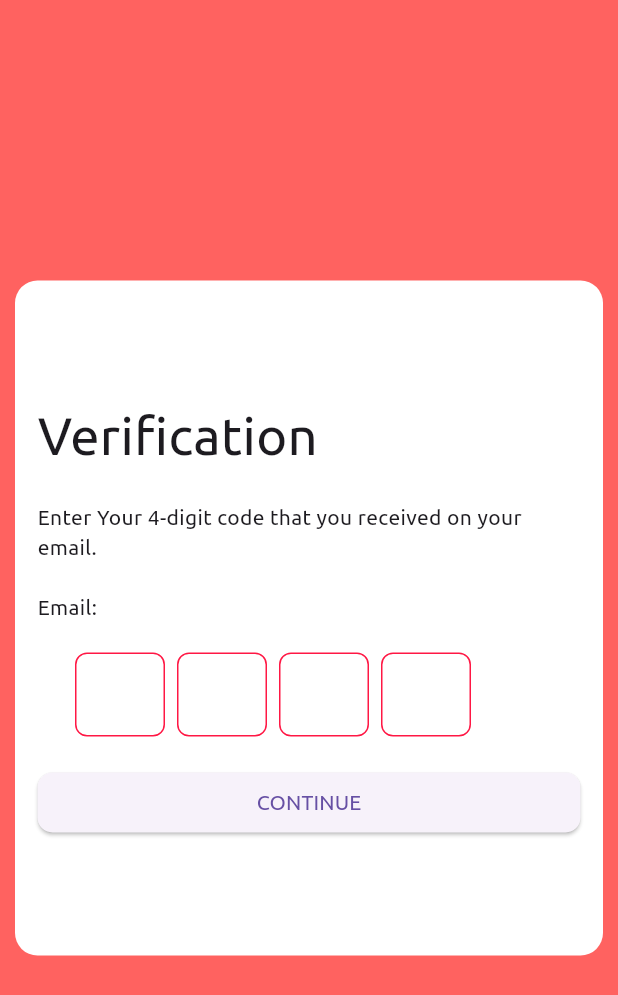
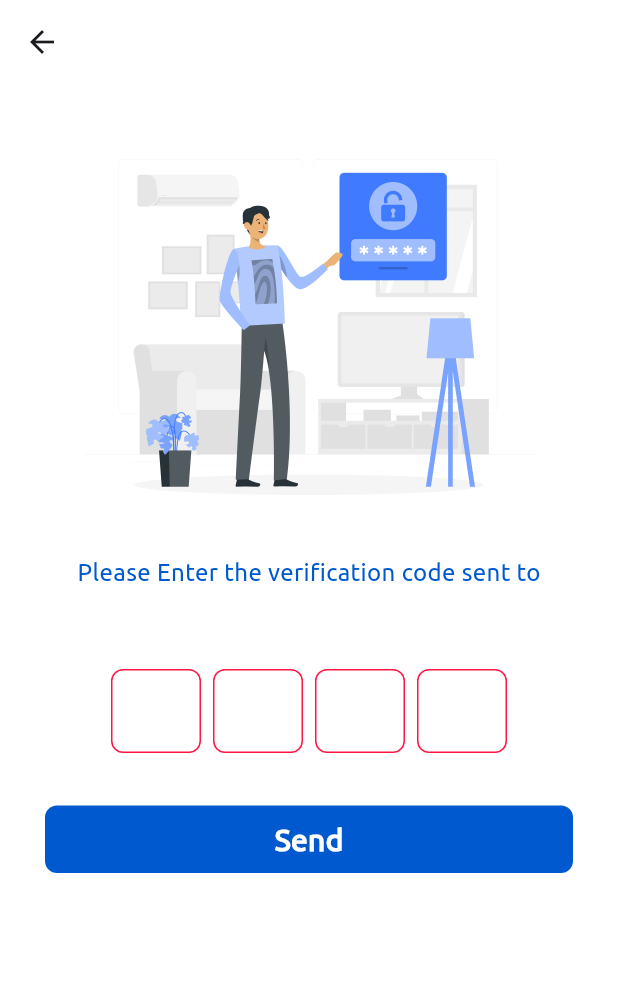
Before and after one commit to rajdalal1109/Final_Project, a Flutter app: the VerifyMail screen opened directly with empty values, on a phone screen of 412 x 824 dp. Shown: the top 995 px of the screen. Run offline on Flutter 3.47's test engine with Material 3 defaults, Android fonts, the phone set to English and light mode, and no system bars; drawn by our look-alikes of pinput; our stand-ins replace dotted_line, image_picker, lottie, shared_preferences; accounts and stored records are empty; network calls fail.

Commit message:
update verify mail page

```diff
--- a/lib/Auth/verify_mail.dart
+++ b/lib/Auth/verify_mail.dart
@@ -6,6 +6,7 @@ import 'package:http/http.dart' as http;
 import 'package:pinput/pinput.dart';
 import 'package:BusBuddy/UI/bottombar.dart';
 import 'package:BusBuddy/registration.dart';
+import 'package:BusBuddy/utils/appcolor.dart';
 
 class VerifyMail extends StatefulWidget {
   final String email;
@@ -88,97 +89,58 @@ class _VerifyOtpState extends State<VerifyMail> {
 
     print(widget.email);
     return Scaffold(
-      backgroundColor: const Color.fromRGBO(255, 98, 96, 1),
-      //background: rgba(255, 98, 96, 1);
-      body: Center(
+      appBar: AppBar(
+        backgroundColor: Colors.white,
+        surfaceTintColor: Colors.white,
+      ),
+      backgroundColor: Colors.white,
+      body:
+      SingleChildScrollView(
         child: Padding(
-          padding: const EdgeInsets.all(10.0),
-          child: SingleChildScrollView(
-            child: Container(
-              height: 450,
-              decoration: BoxDecoration(
-                color: Colors.white,
-                borderRadius: BorderRadius.circular(15),
-              ),
-              child: Padding(
-                padding: const EdgeInsets.only(left: 15, right: 15),
+          padding: const EdgeInsets.only(top: 50,left: 15, right: 15),
           child: Column(
-                  mainAxisAlignment: MainAxisAlignment.center,
-                  crossAxisAlignment: CrossAxisAlignment.start,
             children: [
-                    const Text(
-                      "Verification",
-                      style: TextStyle(fontSize: 35),
-                    ),
-                    const SizedBox(height: 20),
-                    const Text(
-                        "Enter Your 4-digit code that you received on your email."),
-                    //const Text("OTP will expire soon",style: TextStyle(color: Colors.redAccent),),
-                    const SizedBox(height: 20),
-                    Text("Email: ${widget.email}"),
-                    const SizedBox(height: 20),
-                    // TextField(
-                    //   controller: _otp,
-                    //   maxLength: 4,
-                    //   keyboardType: TextInputType.number,
-                    //   decoration: InputDecoration(
-                    //       hintText: "Enter Your OTP Here",
-                    //       border: OutlineInputBorder(
-                    //         borderRadius: BorderRadius.circular(10),
-                    //       )),
-                    // ),
-                    Padding(
-                      padding: EdgeInsets.only(left: 25),
-                      child: Pinput(
+              Image.asset("assets/images/auth/forgot.png",height: 224,width: 300,),
+              const SizedBox(height: 40),
+              Text("Please Enter the verification code sent to",style: TextStyle(fontSize: 16,fontWeight: FontWeight.w500,color: AppColors.primary),),
+              Text("${widget.email}",style: TextStyle(fontSize: 16,fontWeight: FontWeight.w600,color: AppColors.primary),),
+              const SizedBox(height: 30),
+              Pinput(
                 length: 4,
                 defaultPinTheme: otptheme,
                 focusedPinTheme: otptheme.copyWith(
                     decoration:otptheme.decoration!.copyWith(
-                              border: Border.all(color: Colors.redAccent.shade200),
+                      border: Border.all(color: AppColors.primary),
                     )
                 ),
                 controller: _otp,
               ),
+              const SizedBox(height: 20),
+              GestureDetector(
+                onTap: () {
+                  submitOtp();// Submit the login
+                },
+                child: Padding(
+                  padding: EdgeInsets.only(left: 15,right: 15),
+                  child: Container(
+                    margin: const EdgeInsets.only(top: 15),
+                    // width: 250,
+                    height: 45,
+                    decoration: BoxDecoration(
+                      color: AppColors.primary,
+                      borderRadius: BorderRadius.circular(8),
                     ),
-                    const SizedBox(height: 20),
-                    //Text("$_timer"),
-                    ElevatedButton(
-                      style: ElevatedButton.styleFrom(
-                          shape: RoundedRectangleBorder(
-                              borderRadius: BorderRadius.circular(10))),
-                      onPressed: submitOtp,
-                      // _isEmailValid
-                      //     ? () {
-                      //   Navigator.of(context).push(
-                      //     MaterialPageRoute(
-                      //       builder: (context) => VerifyOtp(email: _mail.text,),
-                      //     ),
-                      //   );
-                      // }: null,
-                      child: Center(child: Text("CONTINUE")),
-                    ),
-                    // const SizedBox(height: 5),
-                    // Row(
-                    //   mainAxisAlignment: MainAxisAlignment.center,
-                    //   children: [
-                    //     Text("If you didn't receive a code!\t"),
-                    //     GestureDetector(
-                    //       onTap: () {
-                    //         Navigator.of(context).push(MaterialPageRoute(
-                    //           builder: (context) => ForgotPass(),
-                    //         ));
-                    //       },
-                    //       child: Text(
-                    //         "Resend",
-                    //         style: TextStyle(color: Colors.red),
-                    //       ),
-                    //     ),
-                    //   ],
-                    // ),
-                  ],
+                    child: const Center(
+                      child: Text(
+                        "Send",
+                        style: TextStyle(fontSize: 20, color: Colors.white, fontWeight: FontWeight.w600),
                       ),
                     ),
                   ),
+                ),
+              ),
+              const SizedBox(height: 10),
+            ],
           ),
         ),
       ),
--- a/lib/Auth/verify_otp.dart
+++ b/lib/Auth/verify_otp.dart
@@ -1,4 +1,3 @@
-import 'dart:async';
 import 'dart:convert';
 
 import 'package:flutter/cupertino.dart';
@@ -12,7 +11,6 @@ import 'package:BusBuddy/utils/appcolor.dart';
 class VerifyOtp extends StatefulWidget {
   final String email;
 
-  // const VerifyOtp({super.key, required this.email});
   const VerifyOtp({Key? key, required this.email}) : super(key: key);
 
   @override
@@ -96,7 +94,8 @@ class _VerifyOtpState extends State<VerifyOtp> {
         title: Text("Verify Your Email",style: TextStyle(color: AppColors.primary,fontSize: 22,fontWeight: FontWeight.w600),),
       ),
       backgroundColor: Colors.white,
-      body: SingleChildScrollView(
+      body:
+      SingleChildScrollView(
         child: Padding(
           padding: const EdgeInsets.only(top: 50,left: 15, right: 15),
           child: Column(
--- a/lib/login.dart
+++ b/lib/login.dart
@@ -228,8 +228,8 @@ class _LogInState extends State<LogIn> {
                       if (!RegExp(
                           r'^(?=.*?[A-Z])(?=.*?[a-z])(?=.*?[0-9])(?=.*?[!@#$%^&*]).{6,}$')
                           .hasMatch(value)) {
-                        return ('Password must contain at least one uppercase \n'
-                            'letter, one lowercase letter,\n one number, one special character, and be at least 6 characters long');
+                        return ('Password must contain at least one uppercase letter, one lowercase letter,' +
+                            ' one number, one special character, and be at least 6 characters long');
                       }
                       return null;
                     },
```
Lines whose indentation alone changed are shown as unchanged.
